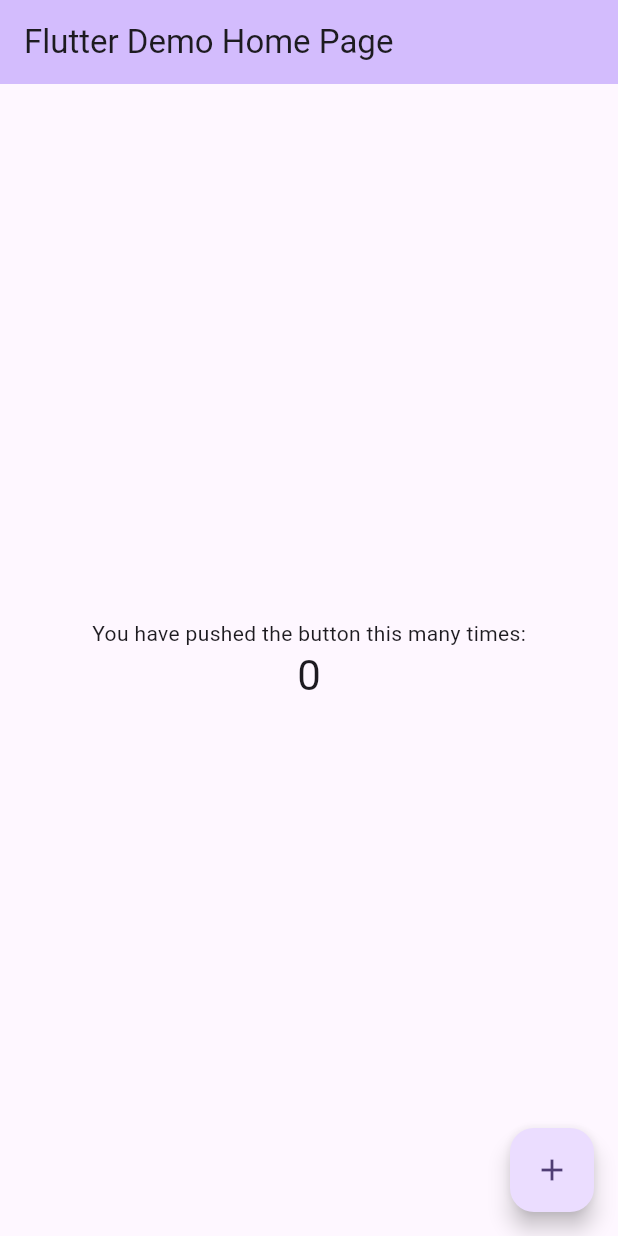
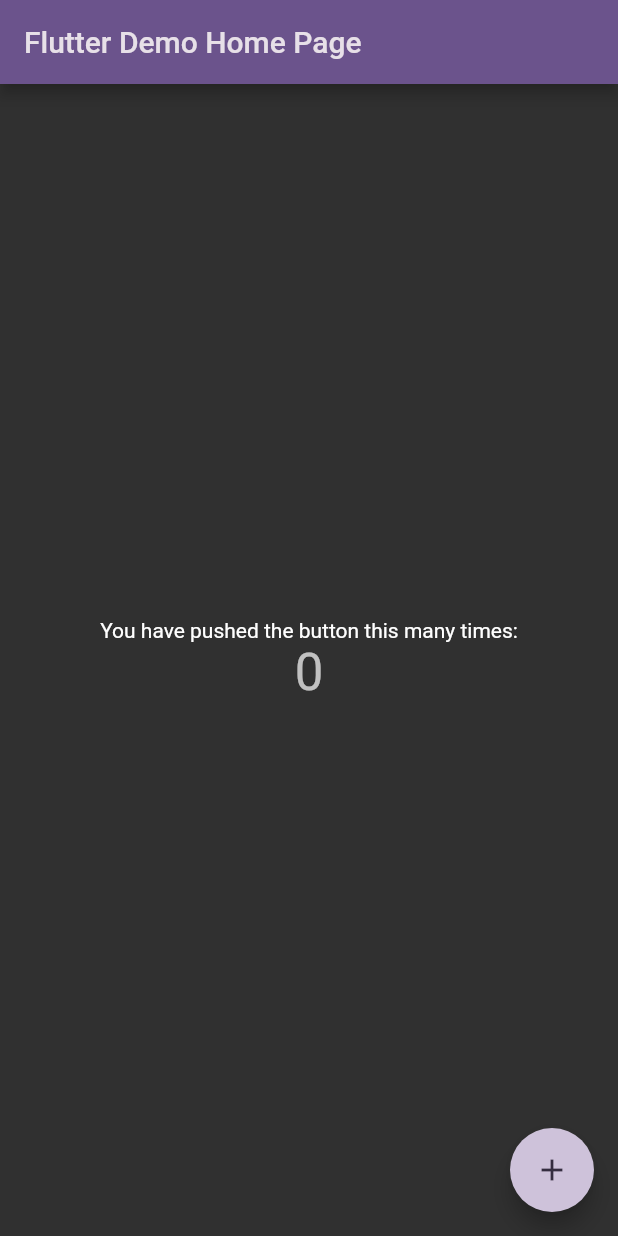
Before and after one commit to MartinDampier/4243Project, a Flutter app: the screen it shows after launch, on a phone screen of 412 x 824 dp. Run offline on Flutter 3.47's test engine with Material 2 defaults, Android fonts, the phone set to English and light mode, and no system bars.

Commit message:
Add Lsu Colors to App

```diff
--- a/lib/main.dart
+++ b/lib/main.dart
@@ -1,4 +1,5 @@
 import 'package:flutter/material.dart';
+import 'package:flutter_application_1/styles/genericStyles.dart';
 
 void main() {
   runApp(const MyApp());
@@ -12,25 +13,7 @@ class MyApp extends StatelessWidget {
   Widget build(BuildContext context) {
     return MaterialApp(
       title: 'Flutter Demo',
-      theme: ThemeData(
-        // This is the theme of your application.
-        //
-        // TRY THIS: Try running your application with "flutter run". You'll see
-        // the application has a blue toolbar. Then, without quitting the app,
-        // try changing the seedColor in the colorScheme below to Colors.green
-        // and then invoke "hot reload" (save your changes or press the "hot
-        // reload" button in a Flutter-supported IDE, or press "r" if you used
-        // the command line to start the app).
-        //
-        // Notice that the counter didn't reset back to zero; the application
-        // state is not lost during the reload. To reset the state, use hot
-        // restart instead.
-        //
-        // This works for code too, not just values: Most code changes can be
-        // tested with just a hot reload.
-        colorScheme: ColorScheme.fromSeed(seedColor: Colors.deepPurple),
-        useMaterial3: true,
-      ),
+      theme: genericStyles.purpleTheme,
       home: const MyHomePage(title: 'Flutter Demo Home Page'),
     );
   }
--- /dev/null
+++ b/lib/styles/genericStyles.dart
@@ -0,0 +1,41 @@
+import 'package:flutter/material.dart';
+
+class genericStyles
+{
+  //Material Colors
+  static MaterialColor lsuPurple = MaterialColor(0xff461d7c, lsuPurpleSwatch);
+  static Map<int, Color> lsuPurpleSwatch =
+  {
+    50:const Color.fromRGBO(70, 29, 124, .1),
+    100:const Color.fromRGBO(70, 29, 124, .2),
+    200:const Color.fromRGBO(70, 29, 124, .3),
+    300:const Color.fromRGBO(70, 29, 124, .4),
+    400:const Color.fromRGBO(70, 29, 124, .5),
+    500:const Color.fromRGBO(70, 29, 124, .6),
+    600:const Color.fromRGBO(70, 29, 124, .7),
+    700:const Color.fromRGBO(70, 29, 124, .8),
+    800:const Color.fromRGBO(70, 29, 124, .9),
+    900:const Color.fromRGBO(70, 29, 124, 1),
+  };
+  static MaterialColor lsuYellow = MaterialColor(0xfffdd026, lsuYellowSwatch);
+  static Map<int, Color> lsuYellowSwatch =
+  {
+    50:const Color.fromRGBO(254, 208, 35, .1),
+    100:const Color.fromRGBO(254, 208, 35, .2),
+    200:const Color.fromRGBO(254, 208, 35, .3),
+    300:const Color.fromRGBO(254, 208, 35, .4),
+    400:const Color.fromRGBO(254, 208, 35, .5),
+    500:const Color.fromRGBO(254, 208, 35, .6),
+    600:const Color.fromRGBO(254, 208, 35, .7),
+    700:const Color.fromRGBO(254, 208, 35, .8),
+    800:const Color.fromRGBO(254, 208, 35, .9),
+    900:const Color.fromRGBO(254, 208, 35, 1),
+  };
+
+  static ThemeData purpleTheme = ThemeData(
+      colorScheme: ColorScheme.fromSeed(seedColor: lsuPurple, brightness: Brightness.dark)
+  );
+  static ThemeData yellowTheme = ThemeData(
+      colorScheme: ColorScheme.fromSeed(seedColor: lsuYellow, brightness: Brightness.light)
+  );
+}
```
